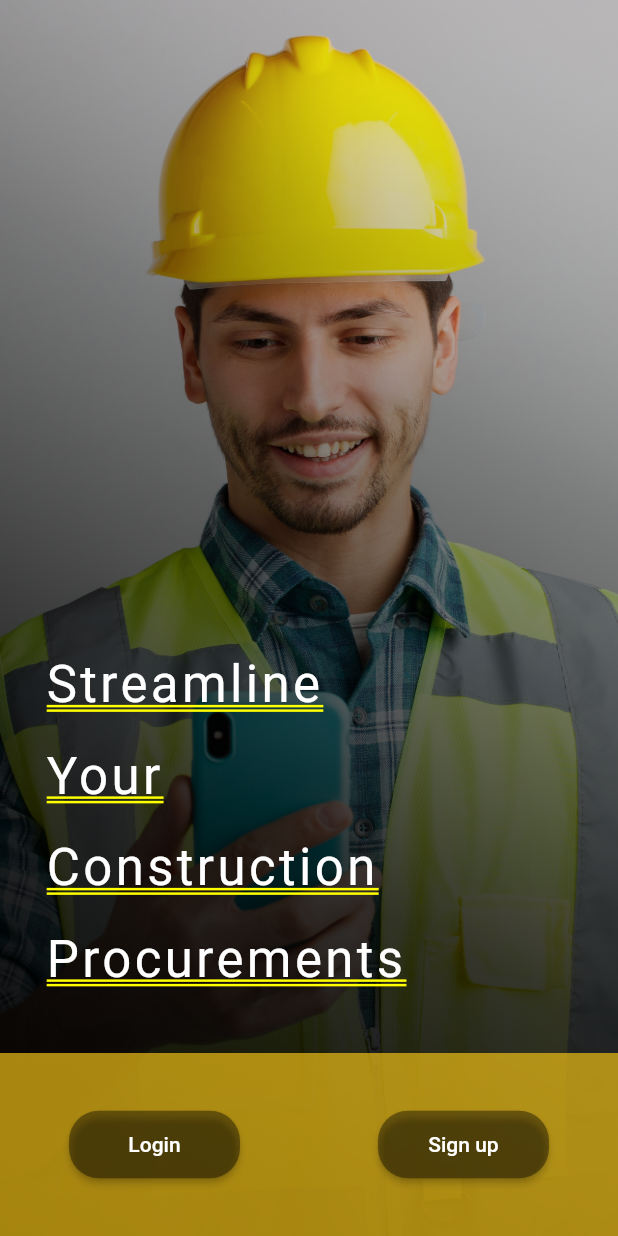
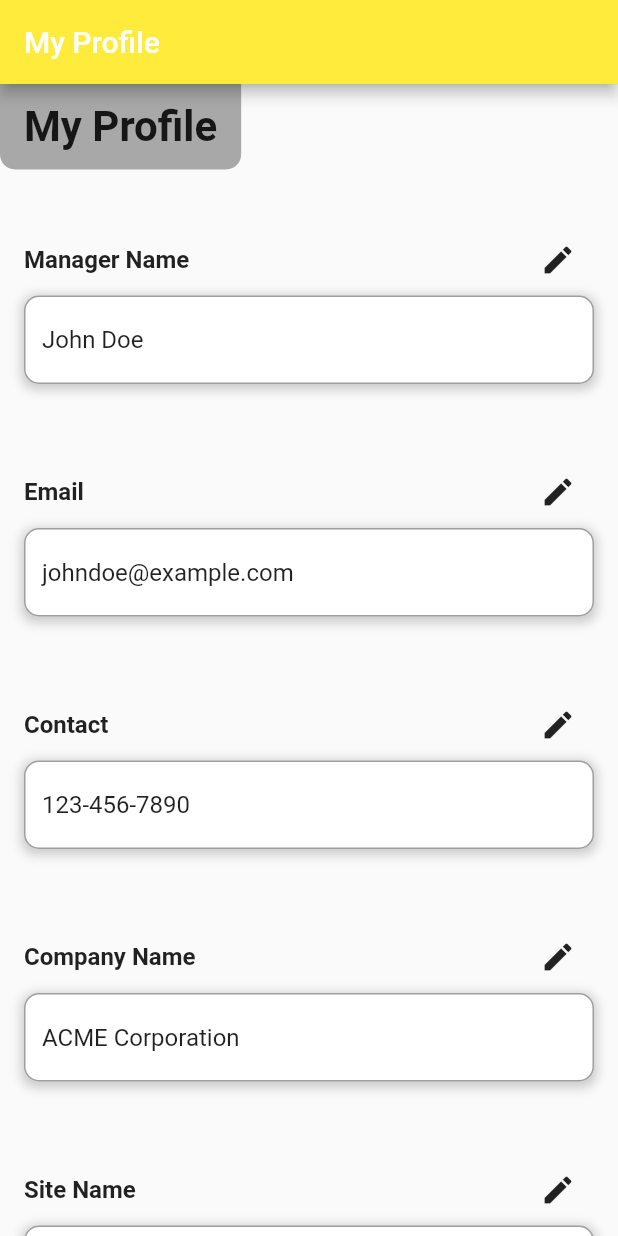
Before and after one commit to TNjo/SSD_Group_Assignment, a Flutter app: the screen it shows after launch, on a phone screen of 412 x 824 dp. Run offline on Flutter 3.47's test engine with Material 2 defaults, Android fonts, the phone set to English and light mode, and no system bars; our stand-ins replace device_preview, google_fonts; Roboto replaces fonts that are missing (Yu Gothic UI).

Commit message:
create siteMnager home page and profile page

```diff
--- a/mobile/lib/main.dart
+++ b/mobile/lib/main.dart
@@ -3,6 +3,8 @@ import 'package:mobile/first_page.dart';
 import 'package:flutter/material.dart';
 import 'package:device_preview/device_preview.dart';
 import 'package:mobile/login.dart';
+import 'package:mobile/smProfile.dart';
+import 'package:mobile/sm_homepage.dart';
 
 void main() => runApp(
       DevicePreview(
@@ -16,9 +18,9 @@ class MyApp extends StatelessWidget {
       debugShowCheckedModeBanner: false,
       locale: DevicePreview.locale(context),
       builder: DevicePreview.appBuilder,
-      home: FirstPage(), // Set the initial screen to Screen1.
+      home: MyProfilePage(), // Set the initial screen to Screen1.
       routes: <String, WidgetBuilder>{
-        '/login':(context) => LoginPage(),
+        //'/login':(context) => LoginPage(),
         // '/screen4':(context) => Screen4(),
         // '/screen5':(context) => Screen5(),
         // '/screen6':(context) => Screen6(),
--- /dev/null
+++ b/mobile/lib/smProfile.dart
@@ -0,0 +1,413 @@
+// import 'package:flutter/material.dart';
+
+// class MyProfilePage extends StatefulWidget {
+//   @override
+//   _MyProfilePageState createState() => _MyProfilePageState();
+// }
+
+// class _MyProfilePageState extends State<MyProfilePage> {
+//   // Define variables to hold user details
+//   String managerName = 'John Doe'; // Example initial values
+//   String email = 'johndoe@example.com';
+//   String contact = '123-456-7890';
+//   String companyName = 'ACME Corporation';
+//   String siteName = 'Site A';
+//   String siteNumber = '123';
+
+//   // Define a TextEditingController for each input field
+//   TextEditingController managerNameController = TextEditingController();
+//   TextEditingController emailController = TextEditingController();
+//   TextEditingController contactController = TextEditingController();
+//   TextEditingController companyNameController = TextEditingController();
+//   TextEditingController siteNameController = TextEditingController();
+//   TextEditingController siteNumberController = TextEditingController();
+
+//   // Keep track of edit mode for each field
+//   bool managerNameEditMode = false;
+//   bool emailEditMode = false;
+//   bool contactEditMode = false;
+//   bool companyNameEditMode = false;
+//   bool siteNameEditMode = false;
+//   bool siteNumberEditMode = false;
+
+//   @override
+//   void initState() {
+//     super.initState();
+//     // Initialize the TextEditingControllers with existing user details
+//     managerNameController.text = managerName;
+//     emailController.text = email;
+//     contactController.text = contact;
+//     companyNameController.text = companyName;
+//     siteNameController.text = siteName;
+//     siteNumberController.text = siteNumber;
+//   }
+
+//   @override
+//   Widget build(BuildContext context) {
+//     return Scaffold(
+//       appBar: AppBar(
+//         backgroundColor: Colors.yellow,
+//         title: Text('My Profile'),
+//       ),
+//       body: Stack(
+//         children: [
+//           SingleChildScrollView(
+//             padding: EdgeInsets.only(top: 80.0), // Add spacing here
+//             child: Column(
+//               crossAxisAlignment: CrossAxisAlignment.start,
+//               children: [
+//                 buildEditableField(
+//                   managerNameController,
+//                   'Manager Name',
+//                   managerNameEditMode,
+//                   () {
+//                     setState(() {
+//                       managerNameEditMode = !managerNameEditMode;
+//                     });
+//                   },
+//                 ),
+//                 buildEditableField(
+//                   emailController,
+//                   'Email',
+//                   emailEditMode,
+//                   () {
+//                     setState(() {
+//                       emailEditMode = !emailEditMode;
+//                     });
+//                   },
+//                 ),
+//                 buildEditableField(
+//                   contactController,
+//                   'Contact',
+//                   contactEditMode,
+//                   () {
+//                     setState(() {
+//                       contactEditMode = !contactEditMode;
+//                     });
+//                   },
+//                 ),
+//                 buildEditableField(
+//                   companyNameController,
+//                   'Company Name',
+//                   companyNameEditMode,
+//                   () {
+//                     setState(() {
+//                       companyNameEditMode = !companyNameEditMode;
+//                     });
+//                   },
+//                 ),
+//                 buildEditableField(
+//                   siteNameController,
+//                   'Site Name',
+//                   siteNameEditMode,
+//                   () {
+//                     setState(() {
+//                       siteNameEditMode = !siteNameEditMode;
+//                     });
+//                   },
+//                 ),
+//                 buildEditableField(
+//                   siteNumberController,
+//                   'Site Number',
+//                   siteNumberEditMode,
+//                   () {
+//                     setState(() {
+//                       siteNumberEditMode = !siteNumberEditMode;
+//                     });
+//                   },
+//                 ),
+//                 SizedBox(height: 16.0),
+//               ],
+//             ),
+//           ),
+//           Container(
+//             padding: EdgeInsets.symmetric(horizontal: 16.0, vertical: 12.0),
+//             decoration: BoxDecoration(
+//               color: Color.fromARGB(255, 168, 168, 168),
+//               borderRadius: BorderRadius.only(
+//                 bottomLeft: Radius.circular(10.0),
+//                 bottomRight: Radius.circular(10.0),
+//               ),
+//             ),
+//             child: Text(
+//               'My Profile',
+//               style: TextStyle(
+//                 fontSize: 28.0,
+//                 fontWeight: FontWeight.bold,
+//               ),
+//             ),
+//           ),
+//         ],
+//       ),
+//     );
+//   }
+
+//   Widget buildEditableField(TextEditingController controller, String labelText, bool isEditMode, VoidCallback onEditPressed) {
+//     return Padding(
+//       padding: const EdgeInsets.all(16.0),
+//       child: Column(
+//         crossAxisAlignment: CrossAxisAlignment.start,
+//         children: [
+//           Row(
+//             mainAxisAlignment: MainAxisAlignment.spaceBetween,
+//             children: [
+//               Text(
+//                 labelText,
+//                 style: TextStyle(
+//                   fontSize: 16.0,
+//                   fontWeight: FontWeight.bold,
+//                 ),
+//               ),
+//               IconButton(
+//                 icon: Icon(isEditMode ? Icons.done : Icons.edit),
+//                 onPressed: () {
+//                   onEditPressed();
+//                   if (isEditMode) {
+//                     // Save the edited value to your data model or perform any other action.
+//                     // You can use the controller to get the updated value.
+//                     final editedValue = controller.text;
+//                     print('Edited value: $editedValue');
+//                   }
+//                 },
+//               ),
+//             ],
+//           ),
+//           Container(
+//             decoration: BoxDecoration(
+//               borderRadius: BorderRadius.circular(10.0),
+//               color: Colors.white,
+//               boxShadow: [
+//                 BoxShadow(
+//                   color: Colors.grey.withOpacity(0.5),
+//                   spreadRadius: 2,
+//                   blurRadius: 5,
+//                   offset: Offset(0, 2),
+//                 ),
+//               ],
+//             ),
+//             child: TextField(
+//               controller: controller,
+//               readOnly: !isEditMode,
+//               decoration: InputDecoration(
+//                 border: OutlineInputBorder(
+//                   borderRadius: BorderRadius.circular(10.0),
+//                 ),
+//               ),
+//             ),
+//           ),
+//           SizedBox(height: 16.0),
+//         ],
+//       ),
+//     );
+//   }
+// }
+
+
+import 'package:flutter/material.dart';
+
+class MyProfilePage extends StatefulWidget {
+  @override
+  _MyProfilePageState createState() => _MyProfilePageState();
+}
+
+class _MyProfilePageState extends State<MyProfilePage> {
+  // Define variables to hold user details
+  String managerName = 'John Doe'; // Example initial values
+  String email = 'johndoe@example.com';
+  String contact = '123-456-7890';
+  String companyName = 'ACME Corporation';
+  String siteName = 'Site A';
+  String siteNumber = '123';
+
+  // Define a TextEditingController for each input field
+  TextEditingController managerNameController = TextEditingController();
+  TextEditingController emailController = TextEditingController();
+  TextEditingController contactController = TextEditingController();
+  TextEditingController companyNameController = TextEditingController();
+  TextEditingController siteNameController = TextEditingController();
+  TextEditingController siteNumberController = TextEditingController();
+
+  // Keep track of edit mode for each field
+  bool managerNameEditMode = false;
+  bool emailEditMode = false;
+  bool contactEditMode = false;
+  bool companyNameEditMode = false;
+  bool siteNameEditMode = false;
+  bool siteNumberEditMode = false;
+
+  @override
+  void initState() {
+    super.initState();
+    // Initialize the TextEditingControllers with existing user details
+    managerNameController.text = managerName;
+    emailController.text = email;
+    contactController.text = contact;
+    companyNameController.text = companyName;
+    siteNameController.text = siteName;
+    siteNumberController.text = siteNumber;
+  }
+
+  @override
+  Widget build(BuildContext context) {
+    return Scaffold(
+      appBar: AppBar(
+        backgroundColor: Colors.yellow,
+        title: Text('My Profile'),
+      ),
+      body: Column(
+        crossAxisAlignment: CrossAxisAlignment.start,
+        children: [
+          Container(
+            padding: EdgeInsets.symmetric(horizontal: 16.0, vertical: 12.0),
+            decoration: BoxDecoration(
+              color: Color.fromARGB(255, 168, 168, 168),
+              borderRadius: BorderRadius.only(
+                bottomLeft: Radius.circular(10.0),
+                bottomRight: Radius.circular(10.0),
+              ),
+            ),
+            child: Text(
+              'My Profile',
+              style: TextStyle(
+                fontSize: 28.0,
+                fontWeight: FontWeight.bold,
+              ),
+            ),
+          ),
+          Expanded(
+            child: Container(
+              padding: EdgeInsets.only(top: 20.0), // Add spacing here
+              child: SingleChildScrollView(
+                child: Column(
+                  crossAxisAlignment: CrossAxisAlignment.start,
+                  children: [
+                    buildEditableField(
+                      managerNameController,
+                      'Manager Name',
+                      managerNameEditMode,
+                      () {
+                        setState(() {
+                          managerNameEditMode = !managerNameEditMode;
+                        });
+                      },
+                    ),
+                    buildEditableField(
+                      emailController,
+                      'Email',
+                      emailEditMode,
+                      () {
+                        setState(() {
+                          emailEditMode = !emailEditMode;
+                        });
+                      },
+                    ),
+                    buildEditableField(
+                      contactController,
+                      'Contact',
+                      contactEditMode,
+                      () {
+                        setState(() {
+                          contactEditMode = !contactEditMode;
+                        });
+                      },
+                    ),
+                    buildEditableField(
+                      companyNameController,
+                      'Company Name',
+                      companyNameEditMode,
+                      () {
+                        setState(() {
+                          companyNameEditMode = !companyNameEditMode;
+                        });
+                      },
+                    ),
+                    buildEditableField(
+                      siteNameController,
+                      'Site Name',
+                      siteNameEditMode,
+                      () {
+                        setState(() {
+                          siteNameEditMode = !siteNameEditMode;
+                        });
+                      },
+                    ),
+                    buildEditableField(
+                      siteNumberController,
+                      'Site Number',
+                      siteNumberEditMode,
+                      () {
+                        setState(() {
+                          siteNumberEditMode = !siteNumberEditMode;
+                        });
+                      },
+                    ),
+                    SizedBox(height: 16.0),
+                  ],
+                ),
+              ),
+            ),
+          ),
+        ],
+      ),
+    );
+  }
+
+  Widget buildEditableField(TextEditingController controller, String labelText, bool isEditMode, VoidCallback onEditPressed) {
+    return Padding(
+      padding: const EdgeInsets.all(16.0),
+      child: Column(
+        crossAxisAlignment: CrossAxisAlignment.start,
+        children: [
+          Row(
+            mainAxisAlignment: MainAxisAlignment.spaceBetween,
+            children: [
+              Text(
+                labelText,
+                style: TextStyle(
+                  fontSize: 16.0,
+                  fontWeight: FontWeight.bold,
+                ),
+              ),
+              IconButton(
+                icon: Icon(isEditMode ? Icons.done : Icons.edit),
+                onPressed: () {
+                  onEditPressed();
+                  if (isEditMode) {
+                    // Save the edited value to your data model or perform any other action.
+                    // You can use the controller to get the updated value.
+                    final editedValue = controller.text;
+                    print('Edited value: $editedValue');
+                  }
+                },
+              ),
+            ],
+          ),
+          Container(
+            decoration: BoxDecoration(
+              borderRadius: BorderRadius.circular(10.0),
+              color: Colors.white,
+              boxShadow: [
+                BoxShadow(
+                  color: Colors.grey.withOpacity(0.5),
+                  spreadRadius: 2,
+                  blurRadius: 5,
+                  offset: Offset(0, 2),
+                ),
+              ],
+            ),
+            child: TextField(
+              controller: controller,
+              readOnly: !isEditMode,
+              decoration: InputDecoration(
+                border: OutlineInputBorder(
+                  borderRadius: BorderRadius.circular(10.0),
+                ),
+              ),
+            ),
+          ),
+          SizedBox(height: 16.0),
+        ],
+      ),
+    );
+  }
+}
```
Also changed, not shown: mobile/lib/sm_homepage.dart (added, +139 -0 lines).
